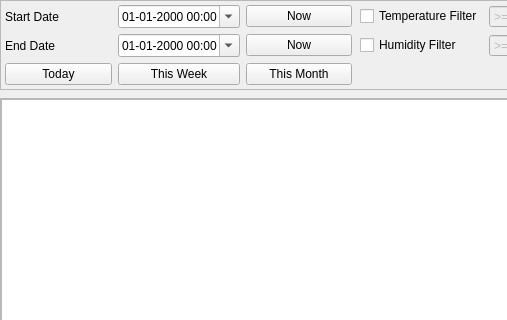
Before: the Qt Designer form manager/src/MeasurementsWidget.ui in porkmarks/sense, drawn with Qt 5; both pictures show x 0 to 507 and y 0 to 320 of the 1081 by 538 pixel window.
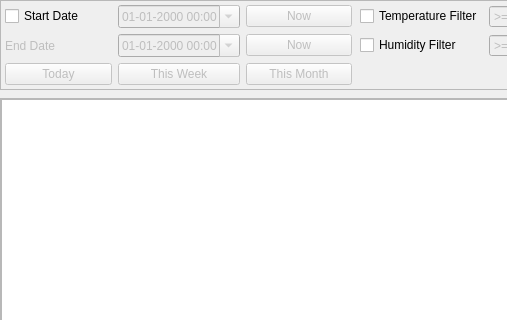
After: the same form once the commit is applied. Icons and pictures are not drawn.

Diff of the .ui file:
```diff
--- a/manager/src/MeasurementsWidget.ui
+++ b/manager/src/MeasurementsWidget.ui
@@ -89,6 +89,9 @@
           </property>
           <item row="1" column="2">
            <widget class="QDateTimeEdit" name="minDateTime">
+            <property name="enabled">
+             <bool>false</bool>
+            </property>
             <property name="showGroupSeparator" stdset="0">
              <bool>false</bool>
             </property>
@@ -116,34 +119,29 @@
           </item>
           <item row="3" column="3">
            <widget class="QPushButton" name="thisMonth">
+            <property name="enabled">
+             <bool>false</bool>
+            </property>
             <property name="text">
              <string>This Month</string>
             </property>
            </widget>
           </item>
-          <item row="2" column="0">
-           <widget class="QLabel" name="label_2">
-            <property name="text">
-             <string>End Date</string>
-            </property>
-           </widget>
-          </item>
           <item row="3" column="2">
            <widget class="QPushButton" name="thisWeek">
+            <property name="enabled">
+             <bool>false</bool>
+            </property>
             <property name="text">
              <string>This Week</string>
             </property>
            </widget>
           </item>
-          <item row="1" column="0">
-           <widget class="QLabel" name="label">
-            <property name="text">
-             <string>Start Date</string>
-            </property>
-           </widget>
-          </item>
           <item row="2" column="3">
            <widget class="QPushButton" name="maxDateTimeNow">
+            <property name="enabled">
+             <bool>false</bool>
+            </property>
             <property name="text">
              <string>Now</string>
             </property>
@@ -168,6 +166,9 @@
           </item>
           <item row="1" column="3">
            <widget class="QPushButton" name="minDateTimeNow">
+            <property name="enabled">
+             <bool>false</bool>
+            </property>
             <property name="text">
              <string>Now</string>
             </property>
@@ -179,6 +180,9 @@
           </item>
           <item row="3" column="0">
            <widget class="QPushButton" name="thisDay">
+            <property name="enabled">
+             <bool>false</bool>
+            </property>
             <property name="text">
              <string>Today</string>
             </property>
@@ -186,6 +190,9 @@
           </item>
           <item row="2" column="2">
            <widget class="QDateTimeEdit" name="maxDateTime">
+            <property name="enabled">
+             <bool>false</bool>
+            </property>
             <property name="showGroupSeparator" stdset="0">
              <bool>false</bool>
             </property>
@@ -211,6 +218,23 @@
             </property>
            </widget>
           </item>
+          <item row="1" column="0">
+           <widget class="QCheckBox" name="dateTimeFilter">
+            <property name="text">
+             <string>Start Date</string>
+            </property>
+           </widget>
+          </item>
+          <item row="2" column="0">
+           <widget class="QLabel" name="label">
+            <property name="enabled">
+             <bool>false</bool>
+            </property>
+            <property name="text">
+             <string>End Date</string>
+            </property>
+           </widget>
+          </item>
          </layout>
         </widget>
        </item>
```
Left out of the diff: 142 changed lines with no effect on the pictures.
